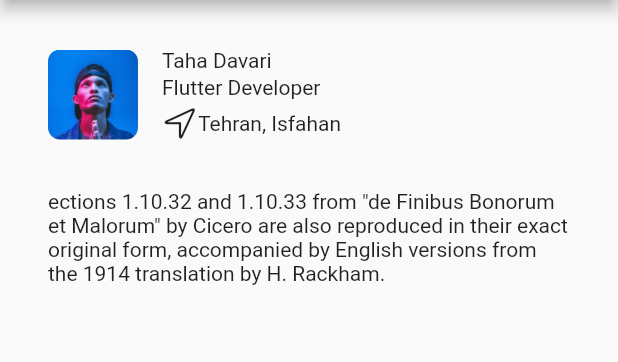
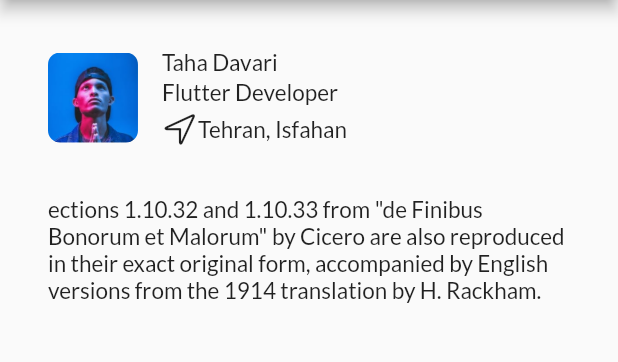
Before and after one commit to tahadavari/Profile_app_flutter, a Flutter app: the screen it shows after launch, on a phone screen of 412 x 824 dp, the part 84-446 px from its top. Run offline on Flutter 3.47's test engine with Material 2 defaults, Android fonts, the phone set to English and light mode, and no system bars; our stand-ins replace google_fonts.

Commit message:
inital Google font

```diff
--- a/profile/lib/main.dart
+++ b/profile/lib/main.dart
@@ -1,5 +1,6 @@
 import 'package:flutter/cupertino.dart';
 import 'package:flutter/material.dart';
+import 'package:google_fonts/google_fonts.dart';
 
 void main() {
   runApp(const MyApp());
@@ -24,7 +25,8 @@ class MyApp extends StatelessWidget {
           // Notice that the counter didn't reset back to zero; the application
           // is not restarted.
           primarySwatch: Colors.blue,
-      ),
+          textTheme: GoogleFonts.latoTextTheme(
+              TextTheme(bodyText2: TextStyle(fontSize: 15)))),
       home: MyHomePage(),
     );
   }
@@ -87,7 +89,8 @@ class MyHomePage extends StatelessWidget {
             ),
             Padding(
               padding: const EdgeInsets.fromLTRB(32, 0, 32, 16),
-              child: Text('ections 1.10.32 and 1.10.33 from "de Finibus Bonorum et Malorum" by Cicero are also reproduced in their exact original form, accompanied by English versions from the 1914 translation by H. Rackham.'),
+              child: Text(
+                  'ections 1.10.32 and 1.10.33 from "de Finibus Bonorum et Malorum" by Cicero are also reproduced in their exact original form, accompanied by English versions from the 1914 translation by H. Rackham.'),
             )
           ],
         ));
--- a/profile/pubspec.yaml
+++ b/profile/pubspec.yaml
@@ -34,6 +34,7 @@ dependencies:
   # The following adds the Cupertino Icons font to your application.
   # Use with the CupertinoIcons class for iOS style icons.
   cupertino_icons: ^1.0.2
+  google_fonts: ^2.1.0
 
 dev_dependencies:
   flutter_test:
```
Also changed, not shown: profile/pubspec.lock. Lines whose indentation alone changed are shown as unchanged.
